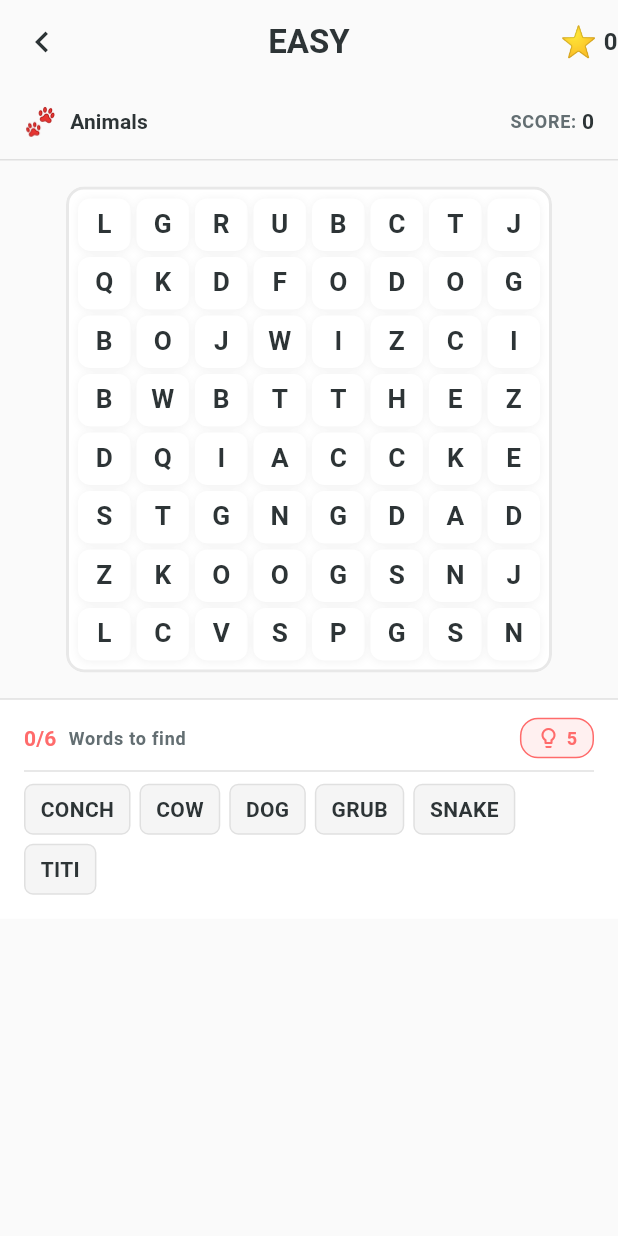
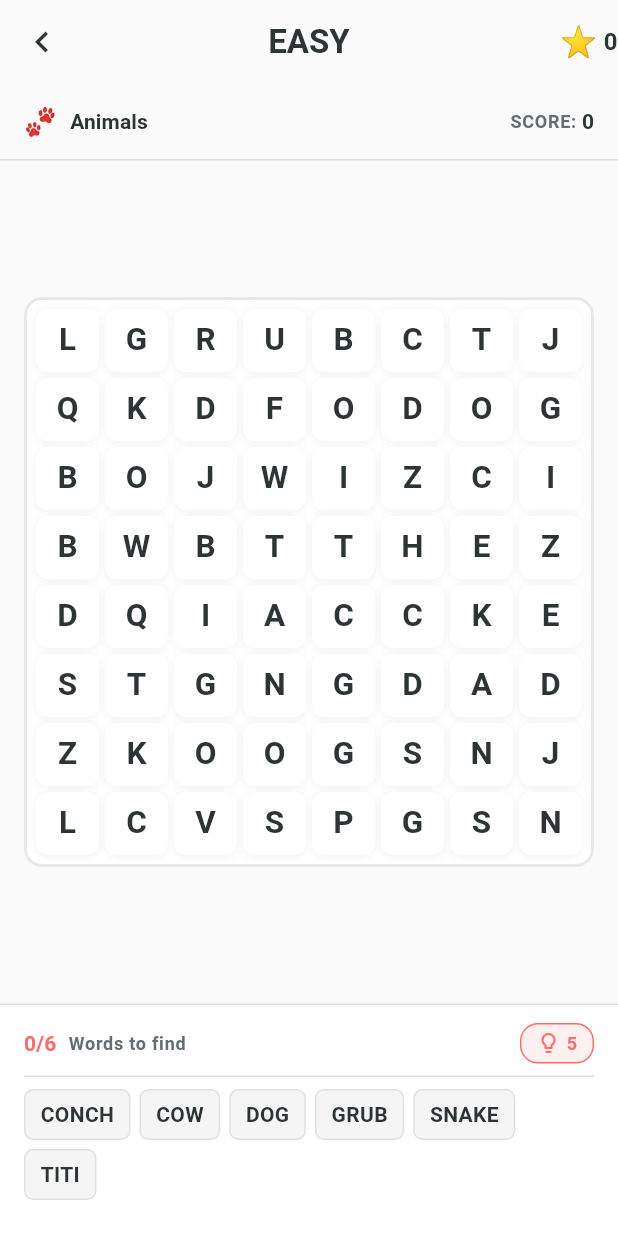
Before and after one commit to joshuarrr/wordfinder, a Flutter app: the GameScreen screen opened by its route, on a phone screen of 412 x 824 dp. Run offline on Flutter 3.47's test engine with Material 3 defaults, Android fonts, the phone set to English and light mode, and no system bars; drawn by our look-alikes of flutter_animate; our stand-ins replace flutter_riverpod, freezed_annotation, go_router, riverpod_annotation, shared_preferences; accounts and stored records are empty; generated files the repository leaves out were written again; Roboto replaces fonts that are missing (SF Pro Display, SF Pro Rounded).

Commit message:
Fix footer height on mobile portrait - remove Flexible wrapper and size to content

```diff
--- a/lib/features/game/presentation/screens/game_screen.dart
+++ b/lib/features/game/presentation/screens/game_screen.dart
@@ -316,17 +316,14 @@ class _GameScreenState extends ConsumerState<GameScreen> {
                         ),
                       ),
                     ),
-                    // Footer in portrait - takes only space needed, can expand if available
-                    Flexible(
-                      fit: FlexFit.loose,
-                      child: GameFooter(
+                    // Footer in portrait - takes only space needed
+                    GameFooter(
                       gameState: gameState,
                       hintsRemaining:
                           widget.difficulty.hints - gameState.hintsUsed,
                       onHintPressed: () {
                         ref.read(_gameStateProvider.notifier).useHint();
                       },
-                      ),
                     ),
                   ],
                 ),
--- a/lib/features/game/presentation/widgets/game_footer.dart
+++ b/lib/features/game/presentation/widgets/game_footer.dart
@@ -27,7 +27,7 @@ class GameFooter extends StatelessWidget {
         AppSpacing.md,
         AppSpacing.sm,
         AppSpacing.md,
-        AppSpacing.md,
+        AppSpacing.lg,
       ),
       decoration: BoxDecoration(
         color: AppColors.surface,
@@ -37,6 +37,7 @@ class GameFooter extends StatelessWidget {
       ),
       child: SafeArea(
         top: false,
+        bottom: false,
         child: Column(
           mainAxisSize: MainAxisSize.min,
           crossAxisAlignment: CrossAxisAlignment.start,
@@ -111,11 +112,8 @@ class GameFooter extends StatelessWidget {
               color: AppColors.divider,
             ),
             const SizedBox(height: 8),
-            // Word chips - sizes naturally, scrolls if content exceeds available space
-            Flexible(
-              fit: FlexFit.loose,
-              child: SingleChildScrollView(
-                child: Wrap(
+            // Word chips - sizes naturally to content
+            Wrap(
               spacing: 6,
               runSpacing: 6,
               children: () {
@@ -132,8 +130,6 @@ class GameFooter extends StatelessWidget {
                       .fadeIn(duration: 200.ms);
                 }).toList();
               }(),
-                ),
-              ),
             ),
           ],
         ),
```
Lines whose indentation alone changed are shown as unchanged.
